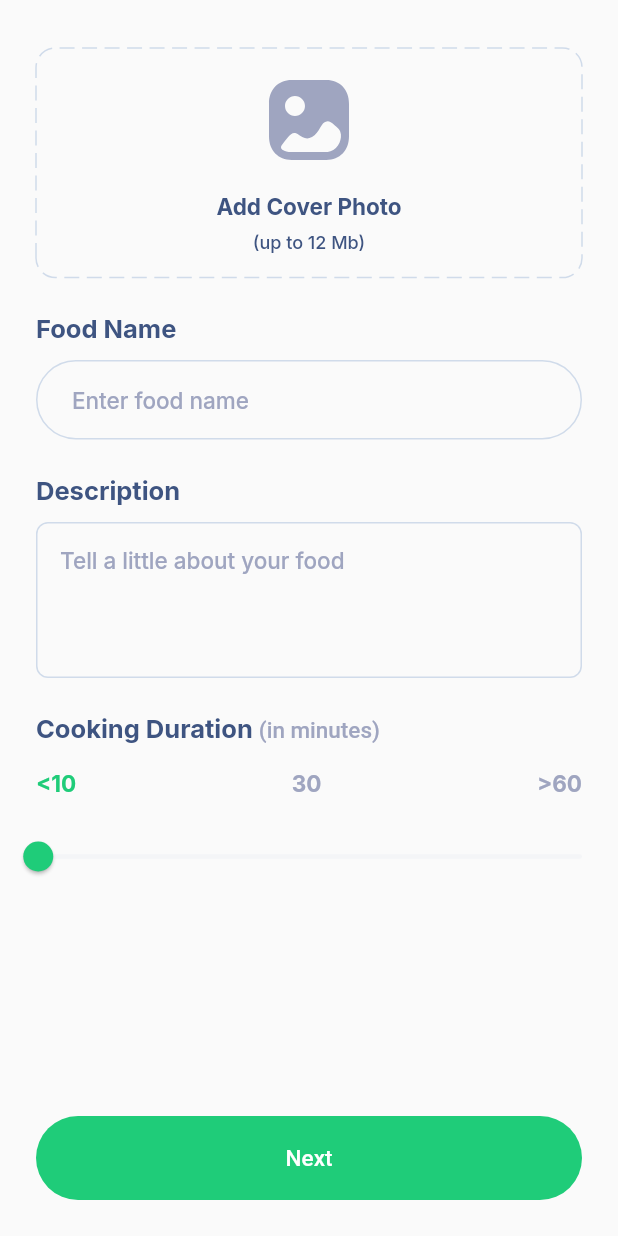
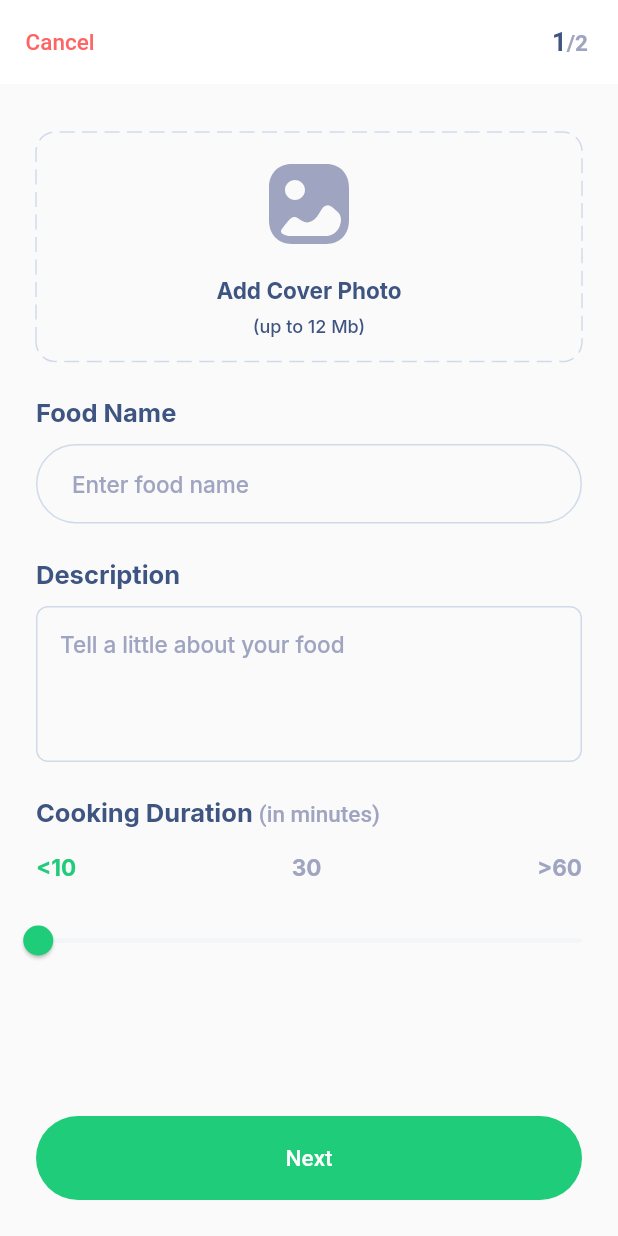
Before and after one commit to qwaiks/recipe-app, a Flutter app: the CreateRecipeScreen screen opened by its route, on a phone screen of 412 x 824 dp. Run offline on Flutter 3.47's test engine with Material 2 defaults, Android fonts, the phone set to English and light mode, and no system bars; drawn by our look-alikes of dotted_border; our stand-ins replace flutter_svg, go_router, google_fonts.

Commit message:
update app recipe and recipe details view

```diff
--- a/lib/config/router.dart
+++ b/lib/config/router.dart
@@ -65,7 +65,10 @@ final router = GoRouter(routes: <GoRoute>[
   GoRoute(
     path: RoutesPaths.recipeDetials,
     builder: (context, state) {
-      return const RecipeDetailsScreen();
+      final num = state.extra as Map;
+      return RecipeDetailsScreen(
+        index: num['index'],
+      );
     },
   ),
   GoRoute(
@@ -86,10 +89,4 @@ final router = GoRouter(routes: <GoRoute>[
       return const AddIngredientScreen();
     },
   ),
-  GoRoute(
-    path: RoutesPaths.uploadRecipe,
-    builder: (context, state) {
-      return const CreateRecipeScreen();
-    },
-  ),
 ]);
--- a/lib/config/routes.dart
+++ b/lib/config/routes.dart
@@ -12,5 +12,4 @@ class RoutesPaths {
   static const recipeDetials = '/recipe-details';
   static const search = '/search';
   static const addIngredients = '/add-ingredients';
-  static const uploadRecipe ='/upload-recipe';
 }
--- a/lib/config/theme.dart
+++ b/lib/config/theme.dart
@@ -5,8 +5,10 @@ import 'package:google_fonts/google_fonts.dart';
 
 class Themes {
   static final defaultTheme = ThemeData(
-      primaryColor: AppColors.primary,
-      textTheme: GoogleFonts.interTextTheme().copyWith(
-        bodyText1: Styles.bodyNormal,
-      ));
+    primaryColor: AppColors.primary,
+    backgroundColor: Colors.white,
+    textTheme: GoogleFonts.interTextTheme().copyWith(
+      bodyText1: Styles.bodyNormal,
+    ),
+  );
 }
--- a/lib/views/dashboard/dashboard.screen.dart
+++ b/lib/views/dashboard/dashboard.screen.dart
@@ -46,7 +46,7 @@ class _DashboardScreenState extends State<DashboardScreen> {
         onTap: (value) {
           value == 1
               ? GoRouter.of(context).push(
-                  RoutesPaths.uploadRecipe,
+                  RoutesPaths.createRecipe,
                 )
               : setState(() {
                   pageIndex = value;
--- a/lib/views/dashboard/views/home.page.dart
+++ b/lib/views/dashboard/views/home.page.dart
@@ -20,13 +20,15 @@ class HomePage extends StatelessWidget {
         mainAxisExtent: 310,
         childAspectRatio: 12,
       ),
-      itemBuilder: (context, index) => const RecipeTile(),
+      itemBuilder: (context, index) => RecipeTile(
+        index: index,
+      ),
     );
 
     final category = ChefioSelectionChip(
         items: Strings.recipeCategories,
         onSelectionChange: (value) {},
-        initialSelected: 'All');
+        initialSelected: Strings.recipeCategories.first);
 
     const search = ChefioTextField(
       hintText: Strings.search,
--- a/lib/views/recipe/create_recipe/create_recipe.dart
+++ b/lib/views/recipe/create_recipe/create_recipe.dart
@@ -3,8 +3,10 @@ import 'package:chefio/components/chefio_image_picker.dart';
 import 'package:chefio/components/chefio_slider.dart';
 import 'package:chefio/components/chefio_textfield.dart';
 import 'package:chefio/config/colors.dart';
+import 'package:chefio/config/routes.dart';
 import 'package:chefio/config/style.dart';
 import 'package:flutter/material.dart';
+import 'package:go_router/go_router.dart';
 
 import '../../../config/strings.dart';
 
@@ -63,10 +65,36 @@ class _CreateRecipeScreenState extends State<CreateRecipeScreen> {
 
     final button = ChefioButton(
       text: Strings.next,
-      onPressed: () {},
+      onPressed: () => context.push(RoutesPaths.addIngredients),
     );
 
     return Scaffold(
+      appBar: AppBar(
+        elevation: 0,
+        backgroundColor: Colors.white,
+        leadingWidth: 80,
+        leading:  ChefioButton(
+          isTextButton: true,
+          fillWidth: false,
+          text: 'Cancel',
+          textColor: AppColors.secondary,
+          onPressed: () {},
+        ),
+        actions: [
+          Padding(
+            padding: const EdgeInsets.symmetric(horizontal: 20),
+            child: Center(
+                child: Text.rich(
+              TextSpan(text: '1', style: Styles.headerNormal, children: [
+                TextSpan(
+                    text: '/2',
+                    style: Styles.headerSmall
+                        .copyWith(color: AppColors.secondaryText))
+              ]),
+            )),
+          )
+        ],
+      ),
       body: SafeArea(
         child: Padding(
           padding: const EdgeInsets.symmetric(horizontal: 24),
```
Also changed, not shown: lib/components/recipe_tile.dart (+12 -2 lines), lib/views/dashboard/views/profile.page.dart (+6 -2 lines), lib/views/recipe/create_recipe/add_ingredients.dart (+33 -1 lines), lib/views/recipe/recipe_details/recipe_details.dart (+16 -8 lines).
